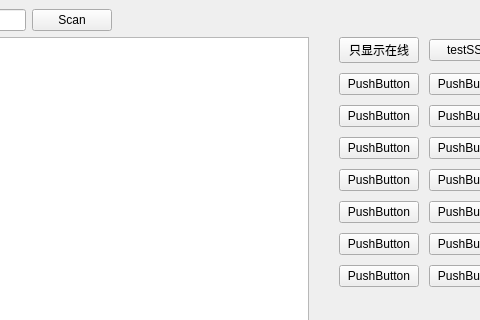
Above: mainwindow.ui from ccf19881030/ip_scan before the change; both pictures show x 258 to 738 and y 0 to 320 of the 956 by 627 pixel window. Below: the same form after it.
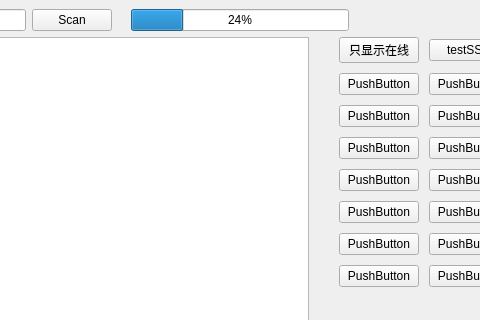
That is the form after the change.

Commit message: implement ip scan progress display;make ping work in windows platform

```diff
--- a/mainwindow.ui
+++ b/mainwindow.ui
@@ -80,6 +80,13 @@
         </property>
        </widget>
       </item>
+      <item>
+       <widget class="QProgressBar" name="progressBar">
+        <property name="value">
+         <number>24</number>
+        </property>
+       </widget>
+      </item>
       <item>
        <spacer name="horizontalSpacer">
         <property name="orientation">
```
Left out of the diff: 2 changed lines with no effect on the pictures. The commit also changes 4 other files.
